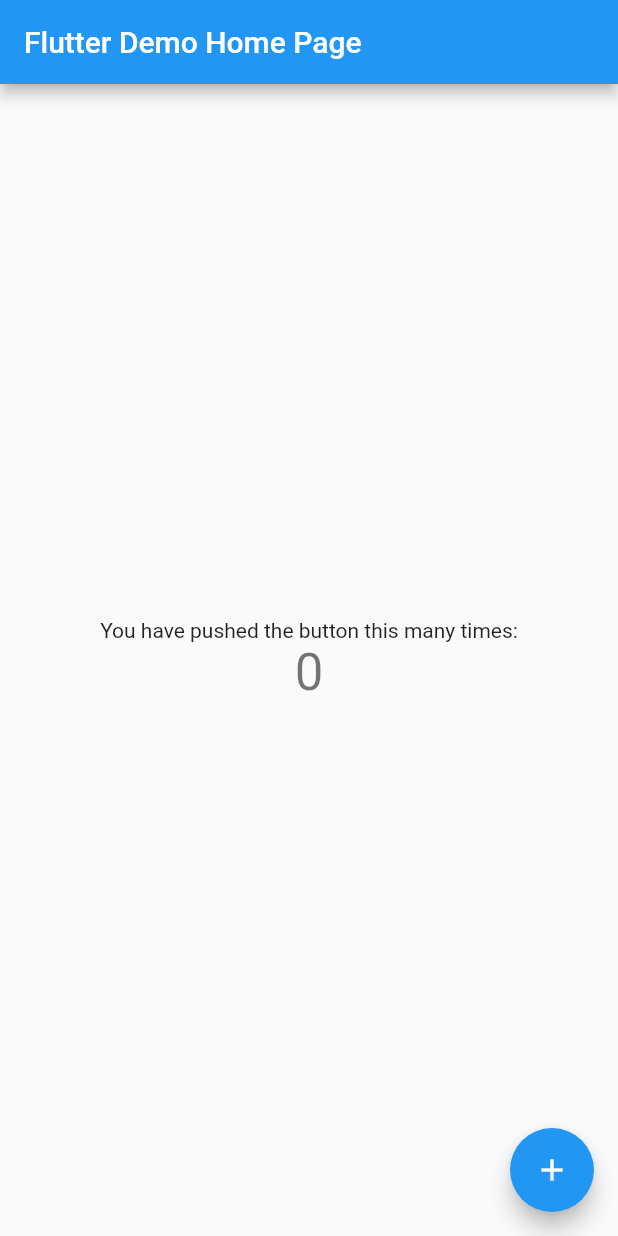
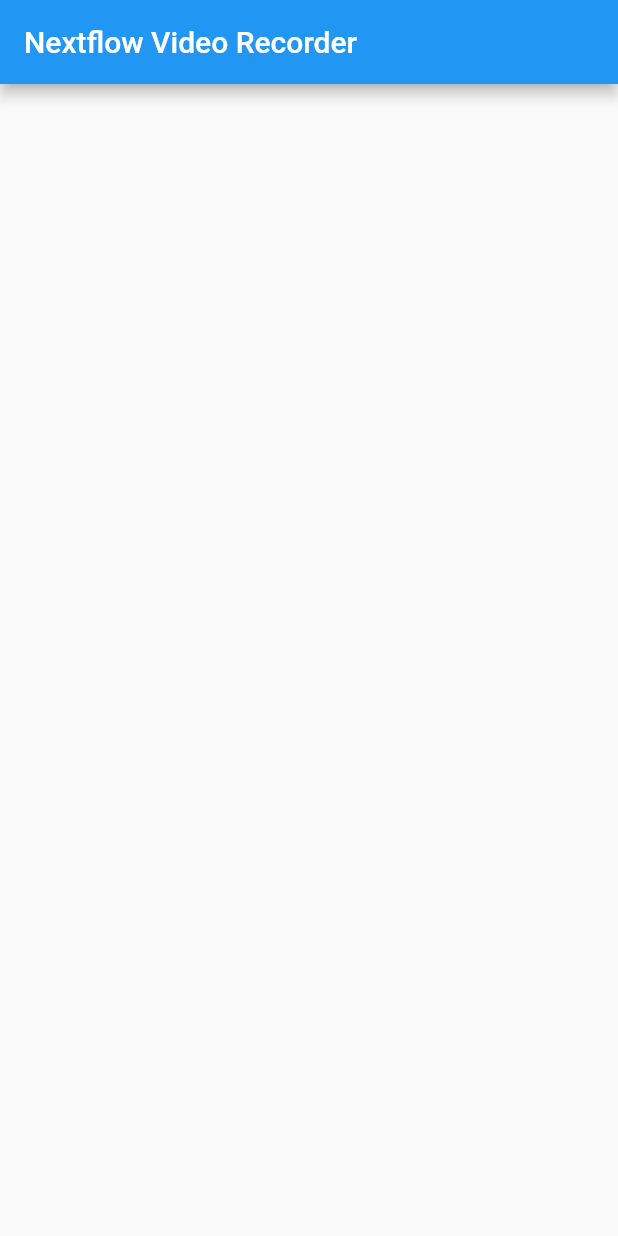
Before and after one commit to teerasej/flutter-image-picker, a Flutter app: the screen it shows after launch, on a phone screen of 412 x 824 dp. Run offline on Flutter 3.47's test engine with Material 2 defaults, Android fonts, the phone set to English and light mode, and no system bars.

Commit message:
update main page

```diff
--- a/lib/main.dart
+++ b/lib/main.dart
@@ -1,40 +1,25 @@
 import 'package:flutter/material.dart';
 
-void main() => runApp(MyApp());
+
+void main() async {
+  runApp(MyApp());
+}
 
 class MyApp extends StatelessWidget {
   @override
   Widget build(BuildContext context) {
     return MaterialApp(
-      title: 'Flutter Demo',
+      title: 'Nextflow Video Recorder',
       theme: ThemeData(
-        // This is the theme of your application.
-        //
-        // Try running your application with "flutter run". You'll see the
-        // application has a blue toolbar. Then, without quitting the app, try
-        // changing the primarySwatch below to Colors.green and then invoke
-        // "hot reload" (press "r" in the console where you ran "flutter run",
-        // or simply save your changes to "hot reload" in a Flutter IDE).
-        // Notice that the counter didn't reset back to zero; the application
-        // is not restarted.
         primarySwatch: Colors.blue,
       ),
-      home: MyHomePage(title: 'Flutter Demo Home Page'),
+      home: MyHomePage(title: 'Nextflow Video Recorder'),
     );
   }
 }
 
 class MyHomePage extends StatefulWidget {
   MyHomePage({Key key, this.title}) : super(key: key);
-
-  // This widget is the home page of your application. It is stateful, meaning
-  // that it has a State object (defined below) that contains fields that affect
-  // how it looks.
-
-  // This class is the configuration for the state. It holds the values (in this
-  // case the title) provided by the parent (in this case the App widget) and
-  // used by the build method of the State. Fields in a Widget subclass are
-  // always marked "final".
 
   final String title;
 
@@ -43,68 +28,19 @@ class MyHomePage extends StatefulWidget {
 }
 
 class _MyHomePageState extends State<MyHomePage> {
-  int _counter = 0;
 
-  void _incrementCounter() {
-    setState(() {
-      // This call to setState tells the Flutter framework that something has
-      // changed in this State, which causes it to rerun the build method below
-      // so that the display can reflect the updated values. If we changed
-      // _counter without calling setState(), then the build method would not be
-      // called again, and so nothing would appear to happen.
-      _counter++;
-    });
-  }
+
+
+
 
   @override
   Widget build(BuildContext context) {
-    // This method is rerun every time setState is called, for instance as done
-    // by the _incrementCounter method above.
-    //
-    // The Flutter framework has been optimized to make rerunning build methods
-    // fast, so that you can just rebuild anything that needs updating rather
-    // than having to individually change instances of widgets.
+
     return Scaffold(
       appBar: AppBar(
-        // Here we take the value from the MyHomePage object that was created by
-        // the App.build method, and use it to set our appbar title.
         title: Text(widget.title),
       ),
-      body: Center(
-        // Center is a layout widget. It takes a single child and positions it
-        // in the middle of the parent.
-        child: Column(
-          // Column is also layout widget. It takes a list of children and
-          // arranges them vertically. By default, it sizes itself to fit its
-          // children horizontally, and tries to be as tall as its parent.
-          //
-          // Invoke "debug painting" (press "p" in the console, choose the
-          // "Toggle Debug Paint" action from the Flutter Inspector in Android
-          // Studio, or the "Toggle Debug Paint" command in Visual Studio Code)
-          // to see the wireframe for each widget.
-          //
-          // Column has various properties to control how it sizes itself and
-          // how it positions its children. Here we use mainAxisAlignment to
-          // center the children vertically; the main axis here is the vertical
-          // axis because Columns are vertical (the cross axis would be
-          // horizontal).
-          mainAxisAlignment: MainAxisAlignment.center,
-          children: <Widget>[
-            Text(
-              'You have pushed the button this many times:',
-            ),
-            Text(
-              '$_counter',
-              style: Theme.of(context).textTheme.display1,
-            ),
-          ],
-        ),
-      ),
-      floatingActionButton: FloatingActionButton(
-        onPressed: _incrementCounter,
-        tooltip: 'Increment',
-        child: Icon(Icons.add),
-      ), // This trailing comma makes auto-formatting nicer for build methods.
+      body: Container(),
     );
   }
 }
```
